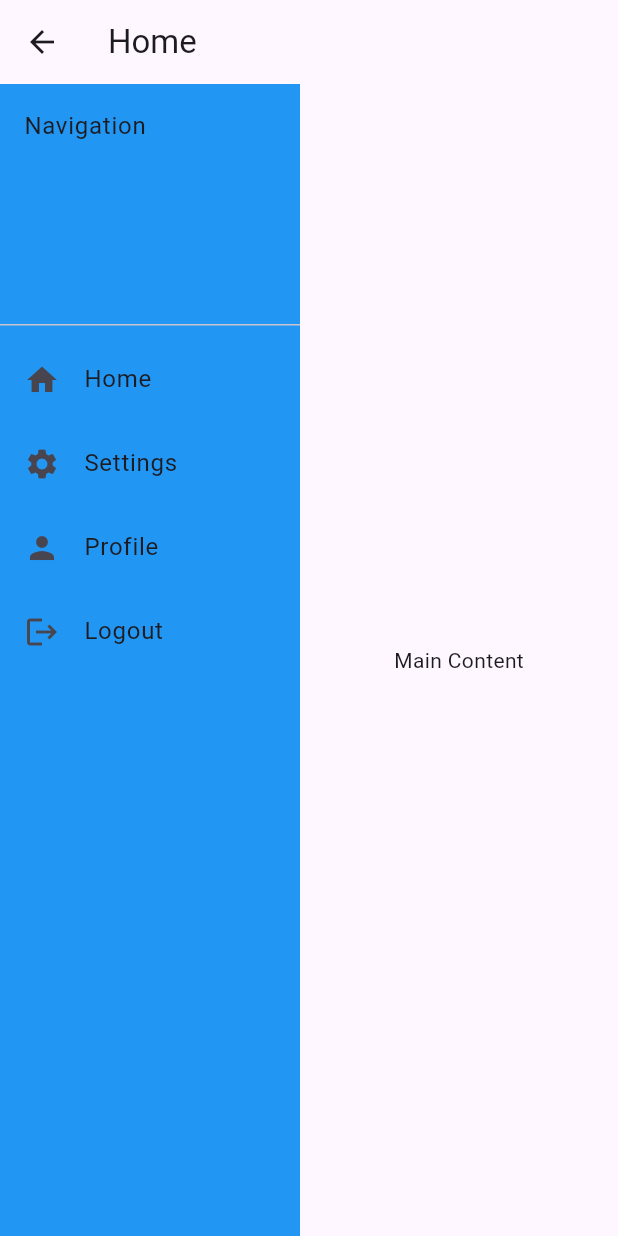
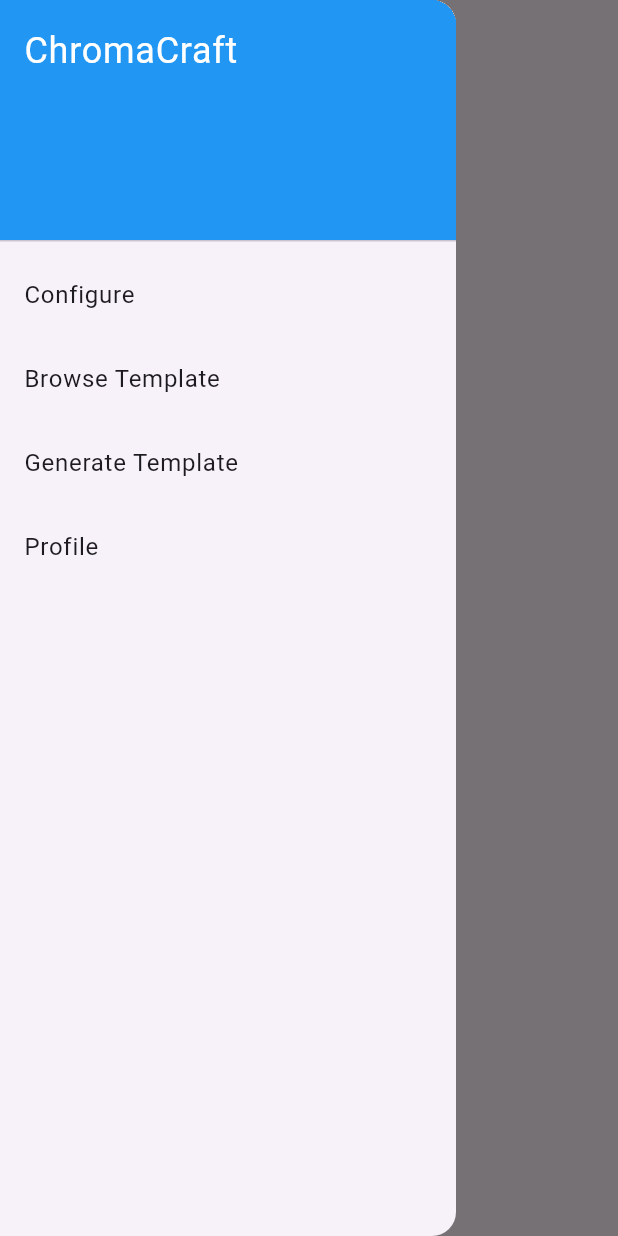
Before and after one commit to ChromaCraftDev/Front-end-Flutter, a Flutter app: the HomePage screen opened by its route, with the side drawer open (before the commit the screen has no drawer), on a phone screen of 412 x 824 dp. Run offline on Flutter 3.47's test engine with Material 3 defaults, Android fonts, the phone set to English and light mode, and no system bars.

Commit message:
Create each .dart to each classes

```diff
--- a/lib/main.dart
+++ b/lib/main.dart
@@ -1,130 +1,100 @@
+import 'package:chroma_craft_1/LoginPage.dart';
+import 'package:chroma_craft_1/RegisterPage.dart';
 import 'package:flutter/material.dart';
 
 void main() {
-  runApp(MyApp());
+  runApp(const MyApp());
 }
 
 class MyApp extends StatelessWidget {
+  const MyApp({super.key});
+
   @override
   Widget build(BuildContext context) {
     return MaterialApp(
-      initialRoute: '/',
+      debugShowCheckedModeBanner: true,//Remove Debug tag
+      initialRoute: '/login',
       routes: {
-        '/': (context) => LoginPage(),
+        '/login': (context) => LoginPage(),
         '/register': (context) => RegisterPage(),
         '/home': (context) => HomePage(),
+        '/browse': (context) => HomePage(),
+        '/profile': (context) => HomePage(),
+
       },
     );
   }
 }
 
-class LoginPage extends StatelessWidget {
+class HomePage extends StatefulWidget {
   @override
-  Widget build(BuildContext context) {
-    return Scaffold(
-      appBar: AppBar(
-        title: Text('Login Page'),
-      ),
-      body: Center(
-        child: ElevatedButton(
-          onPressed: () {
-            Navigator.pushNamed(context, '/home');
-          },
-          child: Text('Login'),
-        ),
-      ),
-    );
-  }
+  _HomePageState createState() => _HomePageState();
 }
 
-class RegisterPage extends StatelessWidget {
-  @override
-  Widget build(BuildContext context) {
-    return Scaffold(
-      appBar: AppBar(
-        title: Text('Register Page'),
-      ),
-      body: Center(
-        child: ElevatedButton(
-          onPressed: () {
-            // Register logic here
-            Navigator.pushNamed(context, '/home');
-          },
-          child: Text('Register'),
-        ),
-      ),
-    );
+class _HomePageState extends State<HomePage> {
+  int _currentIndex = 0;
+
+  final List<Widget> _children = [
+    Center(child: Text('Configure Page')),
+    Center(child: Text('Browse Page')),
+    Center(child: Text('Generate Page')),
+    Center(child: Text('Profile Page')),
+  ];
+
+  void onTabTapped(int index) {
+    setState(() {
+      _currentIndex = index;
+    });
   }
-}
 
-class HomePage extends StatelessWidget {
   @override
   Widget build(BuildContext context) {
     return Scaffold(
       appBar: AppBar(
         title: Text('Home'),
       ),
-      body: Container(
-        child: Row(
+      drawer: Drawer(
+        child: ListView(
+          padding: EdgeInsets.zero,
           children: <Widget>[
-            NavigationDrawer(),
-            Expanded(
-              child: Center(
-                child: Text('Main Content'),
+            DrawerHeader(
+              decoration: BoxDecoration(
+                color: Colors.blue,
               ),
+              child: Text('ChromaCraft', style: TextStyle(color: Colors.white, fontSize: 24)),
+            ),
+            ListTile(
+              title: Text('Configure'),
+              onTap: () {
+                Navigator.pop(context);
+                onTabTapped(0);
+              },
+            ),
+            ListTile(
+              title: Text('Browse Template'),
+              onTap: () {
+                Navigator.pop(context);
+                onTabTapped(1);
+              },
+            ),
+            ListTile(
+              title: Text('Generate Template'),
+              onTap: () {
+                Navigator.pop(context);
+                onTabTapped(2);
+              },
+            ),
+            ListTile(
+              title: Text('Profile'),
+              onTap: () {
+                Navigator.pop(context);
+                onTabTapped(3);
+              },
             ),
           ],
         ),
       ),
+      body: _children[_currentIndex],
     );
   }
 }
-
-class NavigationDrawer extends StatelessWidget {
-  @override
-  Widget build(BuildContext context) {
-    return Container(
-      width: 200,
-      color: Colors.blue,
-      child: Column(
-        crossAxisAlignment: CrossAxisAlignment.stretch,
-        children: <Widget>[
-          DrawerHeader(
-            child: Text('Navigation'),
-            decoration: BoxDecoration(
-              color: Colors.blue,
-            ),
-          ),
-          ListTile(
-            leading: Icon(Icons.home),
-            title: Text('Home'),
-            onTap: () {
-              // Add navigation functionality here
-            },
-          ),
-          ListTile(
-            leading: Icon(Icons.settings),
-            title: Text('Settings'),
-            onTap: () {
-              // Add navigation functionality here
-            },
-          ),
-          ListTile(
-            leading: Icon(Icons.person),
-            title: Text('Profile'),
-            onTap: () {
-              // Add navigation functionality here
-            },
-          ),
-          ListTile(
-            leading: Icon(Icons.logout),
-            title: Text('Logout'),
-            onTap: () {
-              Navigator.popUntil(context, ModalRoute.withName('/'));
-            },
-          ),
-        ],
-      ),
-    );
-  }
-}
```
Also changed, not shown: lib/LoginPage.dart (added, +51 -0 lines), lib/RegisterPage.dart (added, +47 -0 lines), 3 other files.
